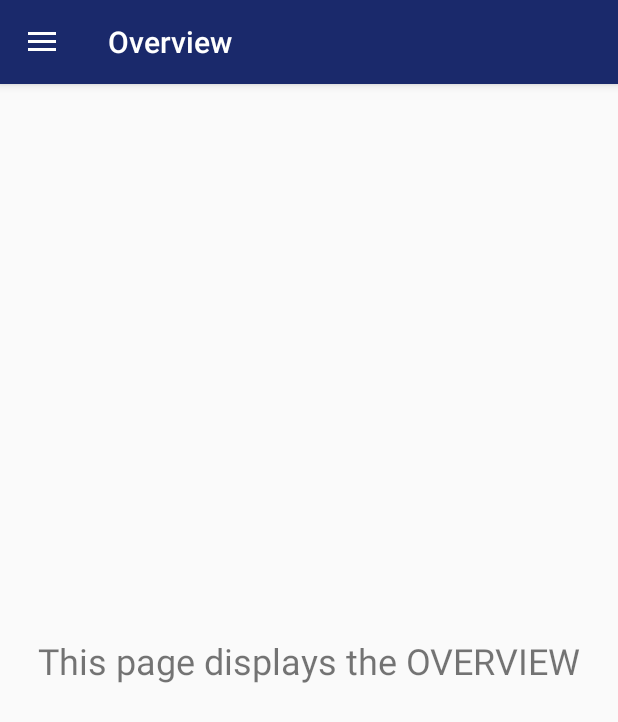
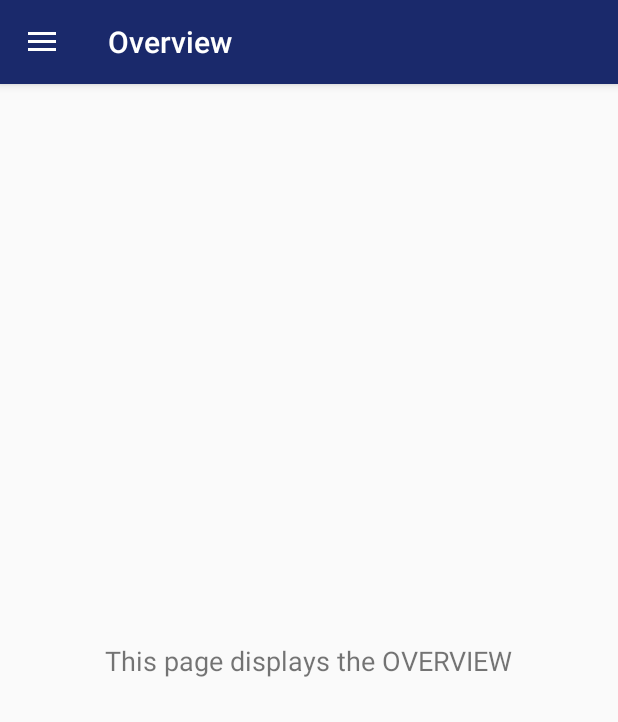
Before and after one commit to ka5p3rr/G52GRP_Atos_IoT_Project_Group27, an Android app: the OverviewFragment screen opened directly, with no data from a screen before it, on a phone screen of 412 x 824 dp. Shown: the top 722 px of the screen. Run offline under Robolectric (Android 15) with nearby library versions, the phone set to English and light mode, and no system bars; 1 statement that could not run was skipped.

Commit message:
Text size changes
The text size of the demo text view was changed to better fit smaller screens.

Co-Authored-By: al-exisar <32824479+al-exisar@users.noreply.github.com>

```diff
--- a/Group27AtosProject/app/src/main/java/uk/ac/nottingham/group27atosproject/MainActivity.java
+++ b/Group27AtosProject/app/src/main/java/uk/ac/nottingham/group27atosproject/MainActivity.java
@@ -17,10 +17,6 @@ public class MainActivity extends AppCompatActivity {
         setContentView(R.layout.activity_main);
     }
 
-    /**
-     *
-     * @param view
-     */
     public void launchNavigationActivity(View view) {
         EditText editText = findViewById(R.id.user_text);
         String user = editText.getText().toString();
--- a/Group27AtosProject/app/src/main/res/layout/fragment_graphs.xml
+++ b/Group27AtosProject/app/src/main/res/layout/fragment_graphs.xml
@@ -22,7 +22,7 @@
             android:layout_marginRight="8dp"
             android:layout_marginBottom="8dp"
             android:text="@string/graphs_fragment_textview"
-            android:textSize="24sp"
+            android:textSize="18sp"
             app:layout_constraintBottom_toBottomOf="parent"
             app:layout_constraintEnd_toEndOf="parent"
             app:layout_constraintStart_toStartOf="parent"
--- a/Group27AtosProject/app/src/main/res/layout/fragment_overview.xml
+++ b/Group27AtosProject/app/src/main/res/layout/fragment_overview.xml
@@ -22,7 +22,7 @@
             android:layout_marginRight="8dp"
             android:layout_marginBottom="8dp"
             android:text="@string/overview_fragment_textview"
-            android:textSize="24sp"
+            android:textSize="18sp"
             app:layout_constraintBottom_toBottomOf="parent"
             app:layout_constraintEnd_toEndOf="parent"
             app:layout_constraintStart_toStartOf="parent"
--- a/Group27AtosProject/app/src/main/res/layout/fragment_statistics.xml
+++ b/Group27AtosProject/app/src/main/res/layout/fragment_statistics.xml
@@ -21,7 +21,7 @@
             android:layout_marginRight="8dp"
             android:layout_marginBottom="8dp"
             android:text="@string/statistics_fragment_textview"
-            android:textSize="24sp"
+            android:textSize="18sp"
             app:layout_constraintBottom_toBottomOf="parent"
             app:layout_constraintEnd_toEndOf="parent"
             app:layout_constraintStart_toStartOf="parent"
--- a/Group27AtosProject/app/src/main/res/values/strings.xml
+++ b/Group27AtosProject/app/src/main/res/values/strings.xml
@@ -24,4 +24,5 @@
     <string name="overview_fragment_textview">This page displays the OVERVIEW</string>
     <string name="statistics_fragment_textview">This page displays the STATISTICS</string>
     <string name="graphs_fragment_textview">This page displays the GRAPHS</string>
+    <string name="uon_logo_description">University of Nottingham Logo</string>
 </resources>
```
Also changed, not shown: Group27AtosProject/app/src/main/res/layout/activity_main.xml (+5 -2 lines).
